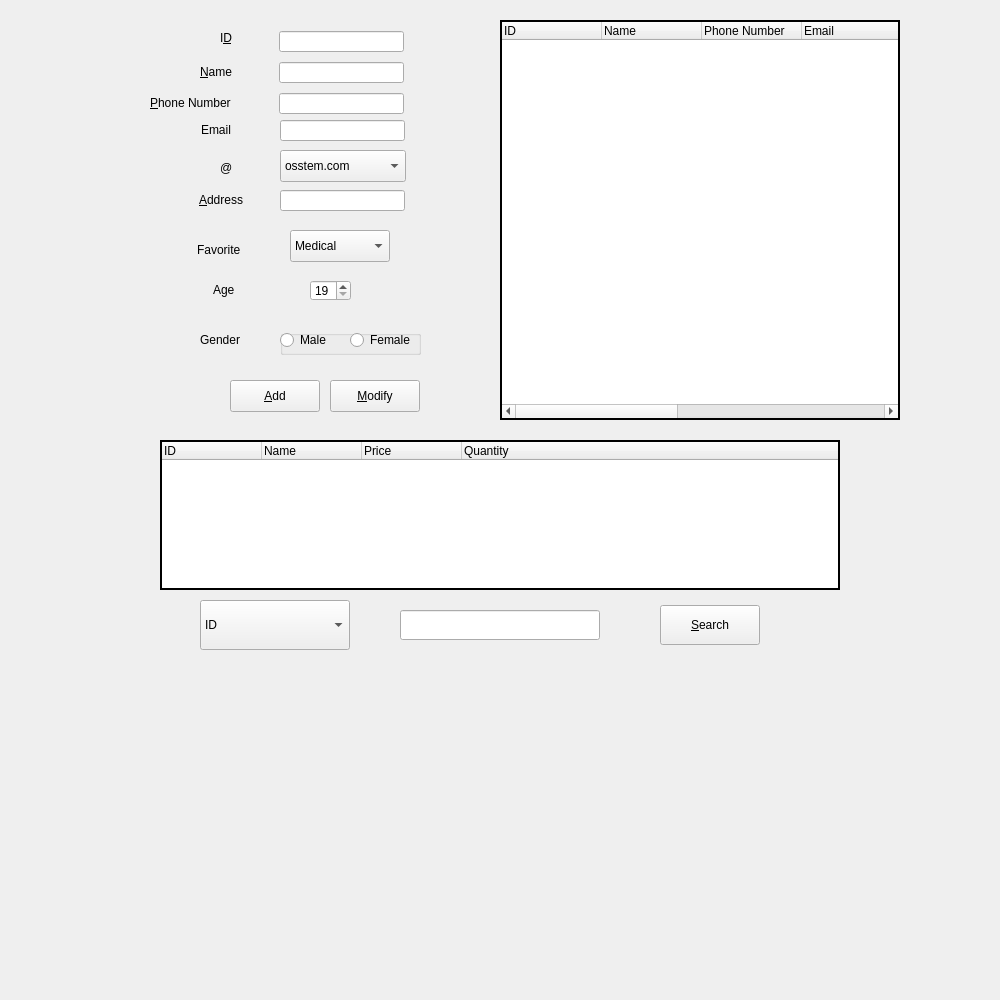
Before: the Qt Designer form customermanage.ui in GlennPark/OliveHealthCare, drawn with Qt 5.
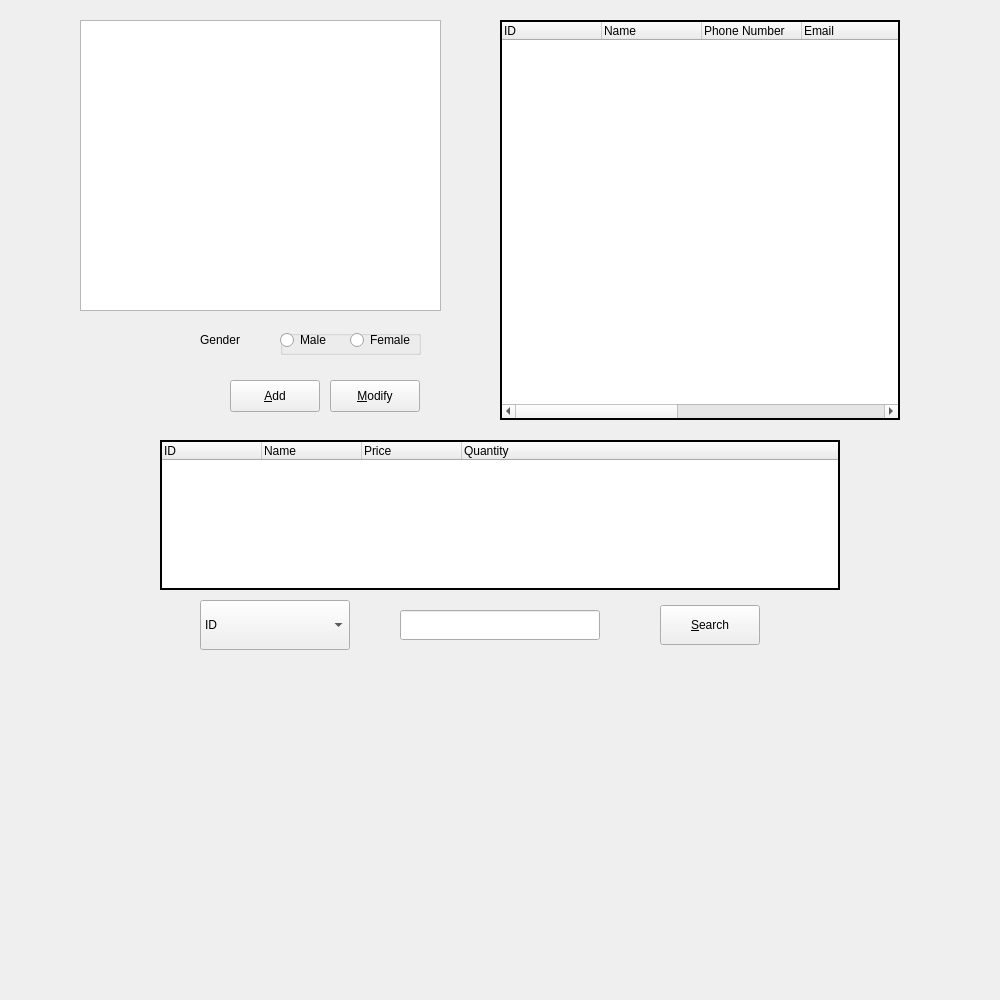
After: the same form once the commit is applied. Icons and pictures are not drawn.

Patch:
```diff
--- a/customermanage.ui
+++ b/customermanage.ui
@@ -540,6 +540,16 @@
     <string>Email</string>
    </property>
   </widget>
+  <widget class="QTableView" name="tableView">
+   <property name="geometry">
+    <rect>
+     <x>80</x>
+     <y>20</y>
+     <width>361</width>
+     <height>291</height>
+    </rect>
+   </property>
+  </widget>
  </widget>
  <resources>
   <include location="resources.qrc"/>
```
